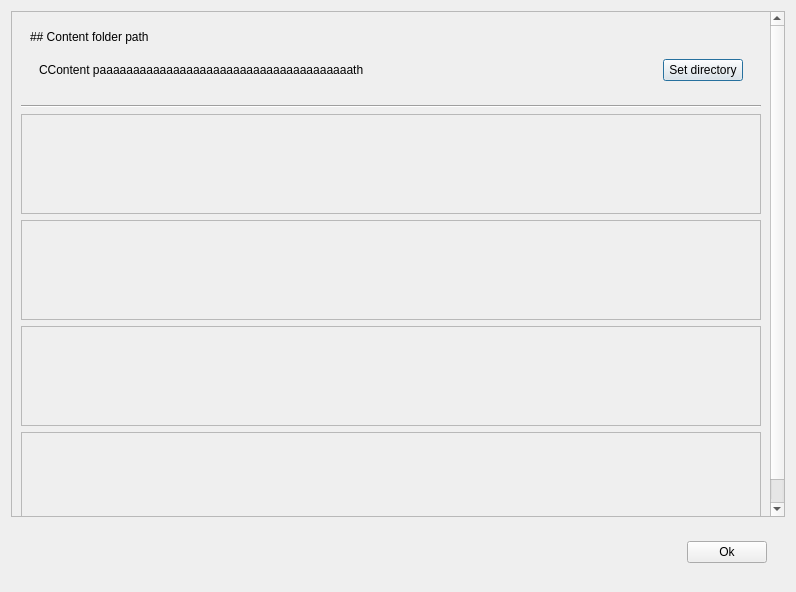
First picture: the form in editor/ui/editor_settings.ui, repository BlainnflareEngine/BlainnflareEngine, before the edit.
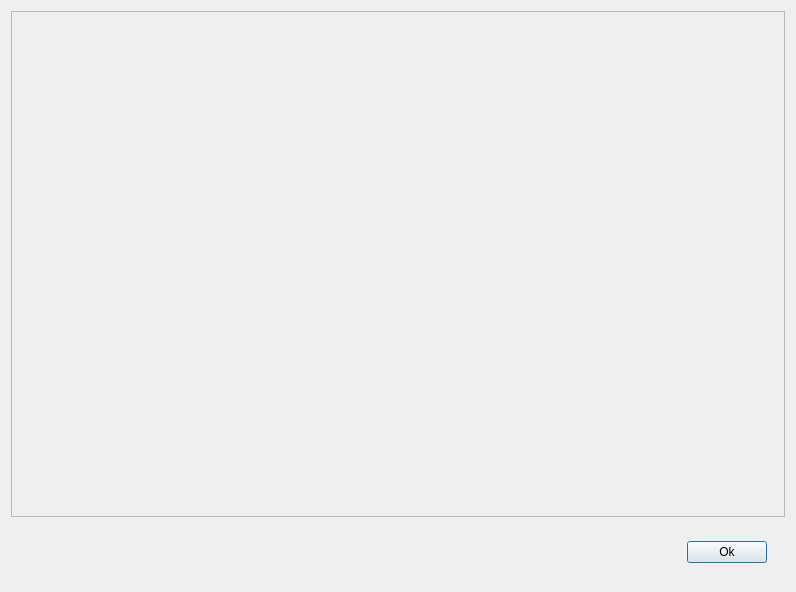
Second picture: the form after the edit.

Diff of the .ui file:
```diff
--- a/editor/ui/editor_settings.ui
+++ b/editor/ui/editor_settings.ui
@@ -42,8 +42,8 @@
        <rect>
         <x>0</x>
         <y>0</y>
-        <width>764</width>
-        <height>541</height>
+        <width>776</width>
+        <height>18</height>
        </rect>
       </property>
       <property name="sizePolicy">
@@ -52,134 +52,7 @@
         <verstretch>0</verstretch>
        </sizepolicy>
       </property>
-      <layout class="QVBoxLayout" name="verticalLayout_2">
-       <item>
-        <widget class="QWidget" name="ContentPathSettings" native="true">
-         <property name="sizePolicy">
-          <sizepolicy hsizetype="Preferred" vsizetype="Fixed">
-           <horstretch>0</horstretch>
-           <verstretch>0</verstretch>
-          </sizepolicy>
-         </property>
-         <layout class="QVBoxLayout" name="verticalLayout_3">
-          <item>
-           <widget class="QLabel" name="label">
-            <property name="text">
-             <string>## Content folder path</string>
-            </property>
-            <property name="textFormat">
-             <enum>Qt::TextFormat::MarkdownText</enum>
-            </property>
-           </widget>
-          </item>
-          <item>
-           <widget class="QWidget" name="widget_4" native="true">
-            <layout class="QHBoxLayout" name="horizontalLayout_3">
-             <item>
-              <widget class="QLabel" name="ContentFolderPath">
-               <property name="text">
-                <string>CContent paaaaaaaaaaaaaaaaaaaaaaaaaaaaaaaaaaaaaath</string>
-               </property>
-              </widget>
-             </item>
-             <item>
-              <spacer name="horizontalSpacer_2">
-               <property name="orientation">
-                <enum>Qt::Orientation::Horizontal</enum>
-               </property>
-               <property name="sizeHint" stdset="0">
-                <size>
-                 <width>40</width>
-                 <height>20</height>
-                </size>
-               </property>
-              </spacer>
-             </item>
-             <item>
-              <widget class="QPushButton" name="PickContentButton">
-               <property name="text">
-                <string>Set directory</string>
-               </property>
-              </widget>
-             </item>
-            </layout>
-           </widget>
-          </item>
-         </layout>
-        </widget>
-       </item>
-       <item>
-        <widget class="Line" name="line">
-         <property name="orientation">
-          <enum>Qt::Orientation::Horizontal</enum>
-         </property>
-        </widget>
-       </item>
-       <item>
-        <widget class="QFrame" name="frame">
-         <property name="minimumSize">
-          <size>
-           <width>0</width>
-           <height>100</height>
-          </size>
-         </property>
-         <property name="frameShape">
-          <enum>QFrame::Shape::StyledPanel</enum>
-         </property>
-         <property name="frameShadow">
-          <enum>QFrame::Shadow::Raised</enum>
-         </property>
-        </widget>
-       </item>
-       <item>
-        <widget class="QFrame" name="frame_2">
-         <property name="minimumSize">
-          <size>
-           <width>0</width>
-           <height>100</height>
-          </size>
-         </property>
-         <property name="frameShape">
-          <enum>QFrame::Shape::StyledPanel</enum>
-         </property>
-         <property name="frameShadow">
-          <enum>QFrame::Shadow::Raised</enum>
-         </property>
-        </widget>
-       </item>
-       <item>
-        <widget class="QFrame" name="frame_3">
-         <property name="minimumSize">
-          <size>
-           <width>0</width>
-           <height>100</height>
-          </size>
-         </property>
-         <property name="frameShape">
-          <enum>QFrame::Shape::StyledPanel</enum>
-         </property>
-         <property name="frameShadow">
-          <enum>QFrame::Shadow::Raised</enum>
-         </property>
-        </widget>
-       </item>
-       <item>
-        <widget class="QFrame" name="frame_4">
-         <property name="minimumSize">
-          <size>
-           <width>0</width>
-           <height>100</height>
-          </size>
-         </property>
-         <property name="frameShape">
-          <enum>QFrame::Shape::StyledPanel</enum>
-         </property>
-         <property name="frameShadow">
-          <enum>QFrame::Shadow::Raised</enum>
-         </property>
-        </widget>
-       </item>
-      </layout>
+      <layout class="QVBoxLayout" name="verticalLayout_2"/>
      </widget>
     </widget>
    </item>
```
